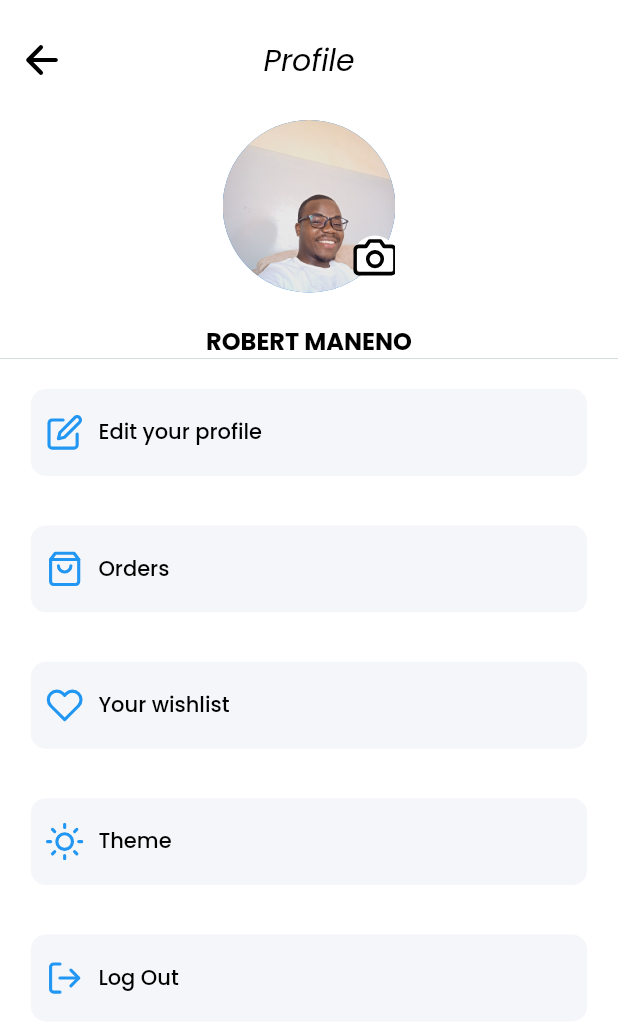
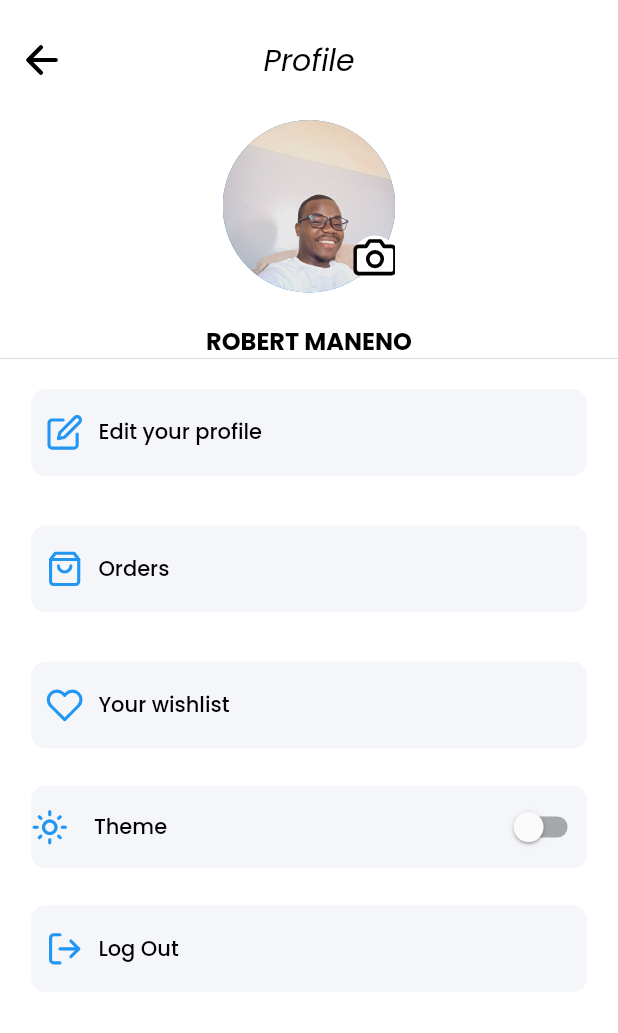
Before and after one commit to robertjmaneno/grocery_app, a Flutter app: the UserScreen screen opened directly, on a phone screen of 412 x 824 dp. Shown: the top 1033 px of the screen. Run offline on Flutter 3.47's test engine with Material 2 defaults, Android fonts, the phone set to English and light mode, and no system bars; our stand-ins replace eva_icons_flutter, flutter_svg, google_fonts, ionicons, line_icons, shared_preferences; missing offline and left inert: shared_preferences_web; accounts and stored records are empty.

```diff
--- a/lib/screens/buyer/user/componets/user_body.dart
+++ b/lib/screens/buyer/user/componets/user_body.dart
@@ -62,30 +62,108 @@ class _UserImageState extends State<UserImage> {
               height: MediaQuery.of(context).size.height *
                   0.02), // Adjusting the spacing dynamically
 
-          ProfileMenu(
-            icon: 'assets/images/sun.svg',
-            text: 'Theme',
-            onChanged: (bool value) {
-              themeState.setDarkTheme = value;
-            },
-            child: SwitchListTile(
-              onChanged: (bool value) {
-                themeState.setDarkTheme = value;
+          //the start of the theme
+          SizedBox(
+            width: MediaQuery.of(context).size.width *
+                0.9, // Adjust the width as needed
+            height: 55, // Adjust the height as needed
+            child: TextButton(
+              onPressed: () {
+                setState(() {
+                  themeState.setDarkTheme = !themeState.getDarkTheme;
+                });
               },
-              value: themeState.getDarkTheme,
+              style: ButtonStyle(
+                minimumSize: MaterialStateProperty.all<Size>(Size.zero),
+                padding: MaterialStateProperty.all<EdgeInsetsGeometry>(
+                  const EdgeInsets.all(0),
+                ),
+                backgroundColor:
+                    MaterialStateProperty.all<Color>(const Color(0xFFF5F6F9)),
+                shape: MaterialStateProperty.all<RoundedRectangleBorder>(
+                  RoundedRectangleBorder(
+                    borderRadius: BorderRadius.circular(10),
+                  ),
+                ),
+              ),
+              child: Row(
+                children: [
+                  Padding(
+                    padding: const EdgeInsets.only(
+                        right: 11), // Adjust the right padding as needed
+                    child: Icon(
+                      themeState.getDarkTheme
+                          ? Icons.dark_mode_outlined
+                          : Icons.light_mode_outlined,
+                      size: 25,
+                      color: Colors.blue,
+                    ),
+                  ),
+                  const SizedBox(width: 6),
+                  const Text(
+                    'Theme',
+                    style: TextStyle(
+                      color: Colors.black,
+                      fontFamily: 'Poppins',
+                    ),
+                  ),
+                  const Spacer(),
+                  Switch(
+                    onChanged: (bool value) {
+                      setState(() {
+                        themeState.setDarkTheme = value;
+                      });
+                    },
+                    value: themeState.getDarkTheme,
+                  ),
+                ],
+              ),
             ),
-          ),
+          )
 
+          //the end of the theme
+          ,
           SizedBox(
               height: MediaQuery.of(context).size.height *
                   0.02), // Adjusting the spacing dynamically
           ProfileMenu(
             icon: 'assets/images/log-out.svg',
             text: 'Log Out',
-            onChanged: (Null) {},
+            onChanged: (Null) {
+              _showLogOutDialogue();
+            },
           ),
         ],
       ),
     );
   }
+
+  Future<void> _showLogOutDialogue() async {
+    await showDialog(
+      context: context,
+      builder: (context) {
+        return AlertDialog(
+          shape: RoundedRectangleBorder(
+            borderRadius: BorderRadius.circular(14.1),
+          ),
+          title: const Text('Log Out'),
+          content: const Text('Are you sure you want to log out?'),
+          actions: [
+            TextButton(
+              onPressed: () {
+                if (Navigator.canPop(context)) {
+                  Navigator.pop(context);
+                }
+              },
+              child: const Text('Cancel'),
+            ),
+            TextButton(
+              onPressed: () {},
+              child: const Text('Yes'),
+            ),
+          ],
+        );
+      },
+    );
+  }
 }
--- a/pubspec.yaml
+++ b/pubspec.yaml
@@ -42,6 +42,7 @@ dependencies:
   line_icons: ^2.0.1
   ionicons: ^0.2.2
   flutter_svg: ^2.0.7
+  quickalert: ^1.0.1
 
 dev_dependencies:
   flutter_test:
```
Also changed, not shown: pubspec.lock.
